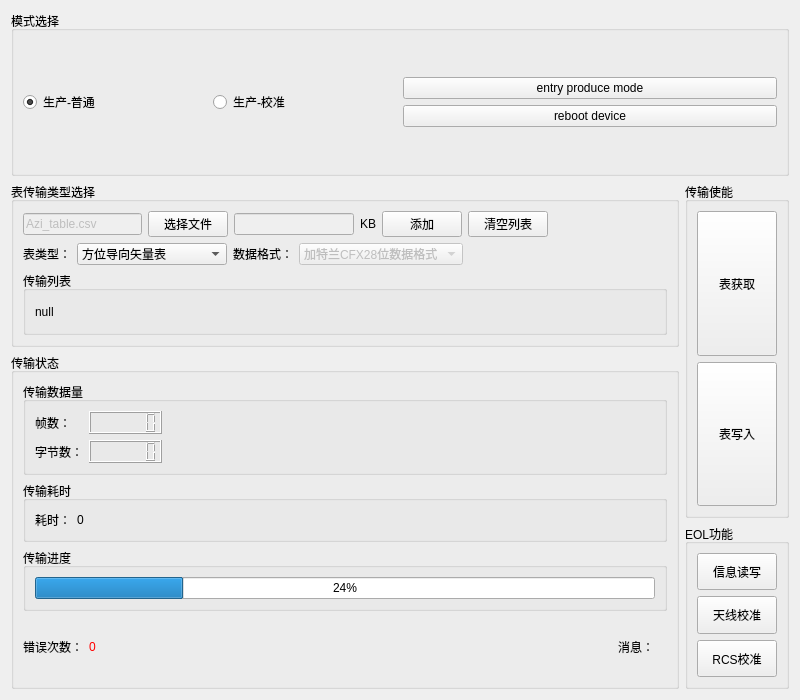
The window that eol_window/eol_window.ui (aron566/EOL_CAN_Tool) describes before a commit, drawn with Qt 5.
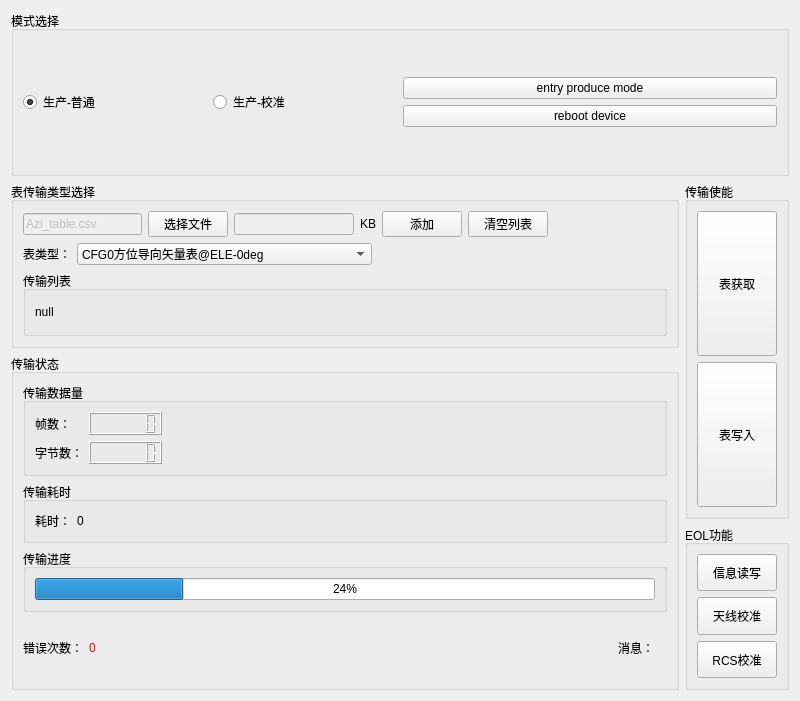
The same window after the commit.

```diff
--- a/eol_window/eol_window.ui
+++ b/eol_window/eol_window.ui
@@ -7,7 +7,7 @@
     <x>0</x>
     <y>0</y>
     <width>800</width>
-    <height>700</height>
+    <height>701</height>
    </rect>
   </property>
   <property name="windowTitle">
@@ -101,9 +101,15 @@
           </item>
           <item>
            <widget class="QComboBox" name="table_type_comboBox">
+            <property name="sizePolicy">
+             <sizepolicy hsizetype="Expanding" vsizetype="Fixed">
+              <horstretch>0</horstretch>
+              <verstretch>0</verstretch>
+             </sizepolicy>
+            </property>
             <item>
              <property name="text">
-              <string>方位导向矢量表</string>
+              <string>CFG0方位导向矢量表@ELE-0deg</string>
              </property>
             </item>
             <item>
@@ -131,23 +137,9 @@
               <string>天线方向表</string>
              </property>
             </item>
-           </widget>
-          </item>
-          <item>
-           <widget class="QLabel" name="data_type_label">
-            <property name="text">
-             <string>数据格式：</string>
-            </property>
-           </widget>
-          </item>
-          <item>
-           <widget class="QComboBox" name="data_type_comboBox">
-            <property name="enabled">
-             <bool>false</bool>
-            </property>
             <item>
              <property name="text">
-              <string>加特兰CFX28位数据格式</string>
+              <string>CFG2俯仰导向矢量表@AZI-0deg</string>
              </property>
             </item>
             <item>
```
Left out of the diff: 68 changed lines with no effect on the pictures.
